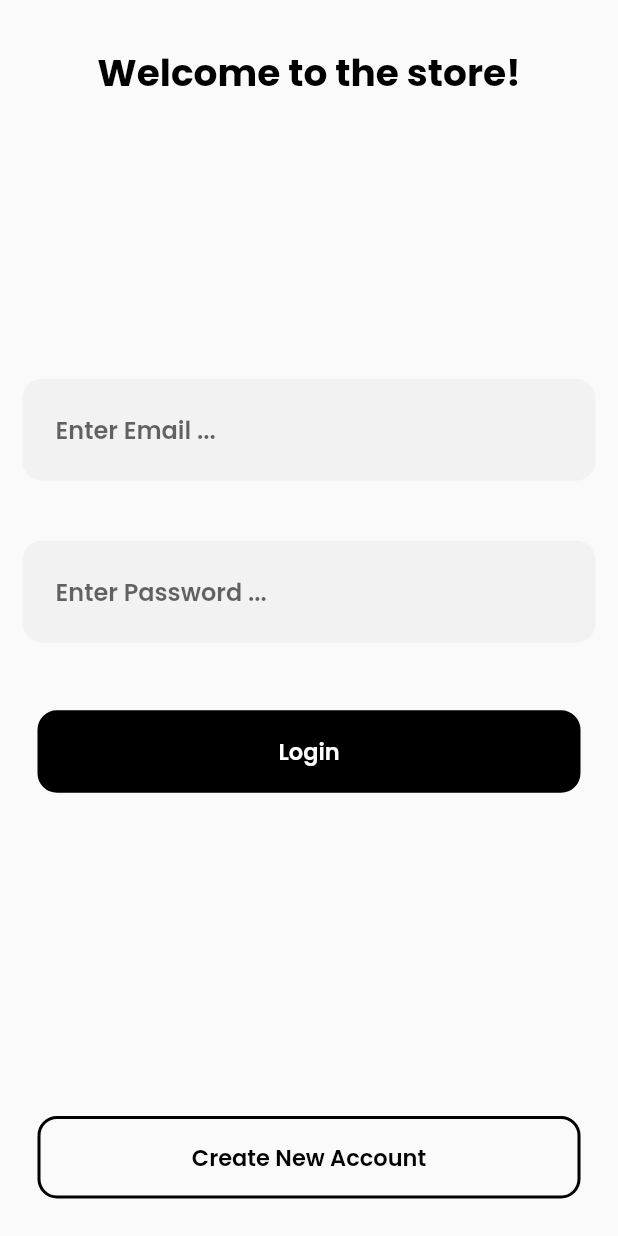
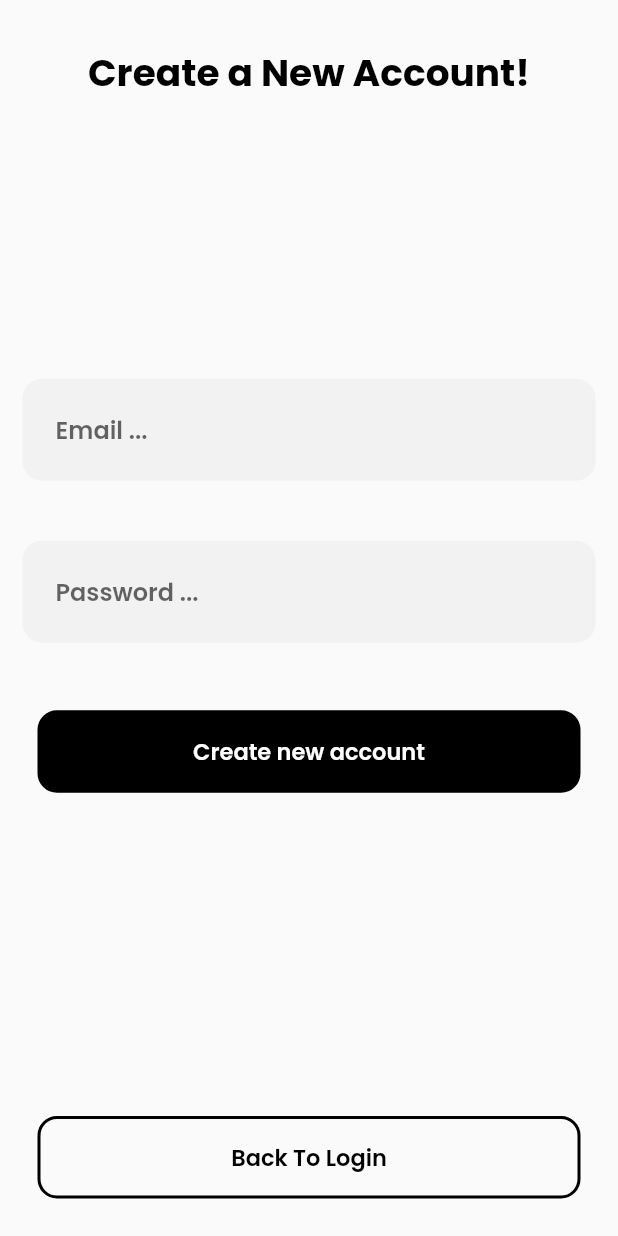
Before and after one commit to alirezarz/store_app, a Flutter app: the screen it shows after launch, after a tap on "Create New Account", on a phone screen of 412 x 824 dp. Run offline on Flutter 3.47's test engine with Material 2 defaults, Android fonts, the phone set to English and light mode, and no system bars; our stand-ins replace firebase_auth, firebase_core, get, google_fonts; accounts and stored records are empty.

Commit message:
design signup page

```diff
--- a/lib/main.dart
+++ b/lib/main.dart
@@ -1,4 +1,5 @@
 import 'package:flutter/material.dart';
+import 'package:get/get.dart';
 import 'package:google_fonts/google_fonts.dart';
 import 'package:store/routes/root.dart';
 import '';
@@ -11,7 +12,7 @@ class MyApp extends StatelessWidget {
 
   @override
   Widget build(BuildContext context) {
-    return MaterialApp(
+    return GetMaterialApp(
       theme: ThemeData(
         textTheme: GoogleFonts.poppinsTextTheme(
           Theme.of(context).textTheme
--- a/lib/routes/login.dart
+++ b/lib/routes/login.dart
@@ -1,5 +1,8 @@
 import 'package:flutter/material.dart';
+import 'package:get/get.dart';
+import 'package:get/get_core/src/get_main.dart';
 import 'package:store/const.dart';
+import 'package:store/routes/signup.dart';
 import 'package:store/widgets/custombutton.dart';
 import 'package:store/widgets/custominput.dart';
 
@@ -38,13 +41,17 @@ class _HomeState extends State<LoginPage> {
                   CustomButton(
                       text:'Login',
                       onTap: () =>print('button Clicked'),
-                      mode: false)
+                      mode: false,
+                      loading: false,
+                  )
                 ],
               ),
               CustomButton(
                   text: 'Create New Account',
-                  onTap: () => print('Button Clicked'),
-                  mode: true)
+                  onTap: () => Get.to(()=> SignUp()),
+                  mode: true,
+                loading: false,
+              )
             ],
           ),
         ),
--- /dev/null
+++ b/lib/routes/signup.dart
@@ -0,0 +1,74 @@
+import 'package:flutter/material.dart';
+import 'package:get/get.dart';
+import '../const.dart';
+import '../widgets/custombutton.dart';
+import '../widgets/custominput.dart';
+
+class SignUp extends StatefulWidget {
+
+  @override
+  State<SignUp> createState() => _SignUpState();
+}
+
+class _SignUpState extends State<SignUp> {
+  bool isLoading =false;
+
+  @override
+  Widget build(BuildContext context) {
+    return Scaffold(
+      body: Container(
+        width: double.infinity,
+        child: Column(
+          mainAxisAlignment: MainAxisAlignment.spaceBetween,
+          children: [
+            Container(
+              padding: EdgeInsets.only(top: 30.0),
+              child: const Text('Create a New Account!',
+                style: Consts.headingTextStype,
+                textAlign: TextAlign.center,
+              ),
+            ),
+            Column(
+              children: [
+                const CustomInput(
+                  textHint: 'Email ...',
+                ),
+                const CustomInput(
+                  textHint: 'Password ...',
+                ),
+                CustomButton(
+                    text:'Create new account',
+                    onTap: () {
+                      setState((){
+                        isLoading = true;
+                      });
+                      Get.defaultDialog(
+                        title: 'Invalid Data input',
+                        content: Text('Please enter email and password'),
+                        actions: [
+                          ElevatedButton(
+                              onPressed: () => Get.back(),
+                              child: const Text('OK!')
+                          )
+                        ],
+                        contentPadding: const EdgeInsets.all(15.0),
+                      );
+
+                    },
+                    mode: false,
+                    loading: false,
+                ),
+              ],
+            ),
+            CustomButton(
+                text: 'Back To Login',
+                onTap: () => Get.back(),
+                mode: true,
+                loading: isLoading,
+            ),
+          ],
+        ),
+      ),
+    );
+  }
+}
--- a/lib/widgets/custombutton.dart
+++ b/lib/widgets/custombutton.dart
@@ -5,8 +5,8 @@ class CustomButton extends StatelessWidget {
   final String text;
   final Function onTap;
   final bool mode;
-
-  CustomButton({required this.text,required this.onTap,required this.mode});
+  final bool loading;
+  CustomButton({required this.text,required this.onTap,required this.mode, required this.loading});
 
   @override
   Widget build(BuildContext context) {
@@ -14,7 +14,6 @@ class CustomButton extends StatelessWidget {
         onTap: () => onTap(),
         child: Container(
           height: 55.0,
-          alignment: Alignment.center,
           decoration: BoxDecoration(
               color: mode? Colors.transparent: Colors.black,
               border: Border.all(
@@ -27,13 +26,35 @@ class CustomButton extends StatelessWidget {
               horizontal: 25.0,
               vertical: 25.0
           ),
+          child: Stack(
+            children: [
+              Visibility(
+                visible: !loading,
+                child: Center(
                   child: Text(
                     text,
                     style: TextStyle(
                       fontSize: 15,
                       fontWeight: FontWeight.w600,
                       color: mode? Colors.black: Colors.white,
-            ),),
+                    ),
+                  ),
+                ),
+              ),
+              Visibility(
+                visible: loading,
+                child: const Center(
+                  child: SizedBox(
+                    height: 25.0,
+                    width: 25.0,
+                    child: CircularProgressIndicator(
+
+                    ),
+                  ),
+                ),
+              ),
+            ],
+          ),
         )
     );
   }
--- a/pubspec.yaml
+++ b/pubspec.yaml
@@ -37,6 +37,7 @@ dependencies:
   firebase_core: ^1.19.2
   google_fonts: ^3.0.1
   firebase_auth: ^3.4.2
+  get: ^4.6.5
 
 dev_dependencies:
   flutter_test:
```
Also changed, not shown: pubspec.lock. Lines whose indentation alone changed are shown as unchanged.
